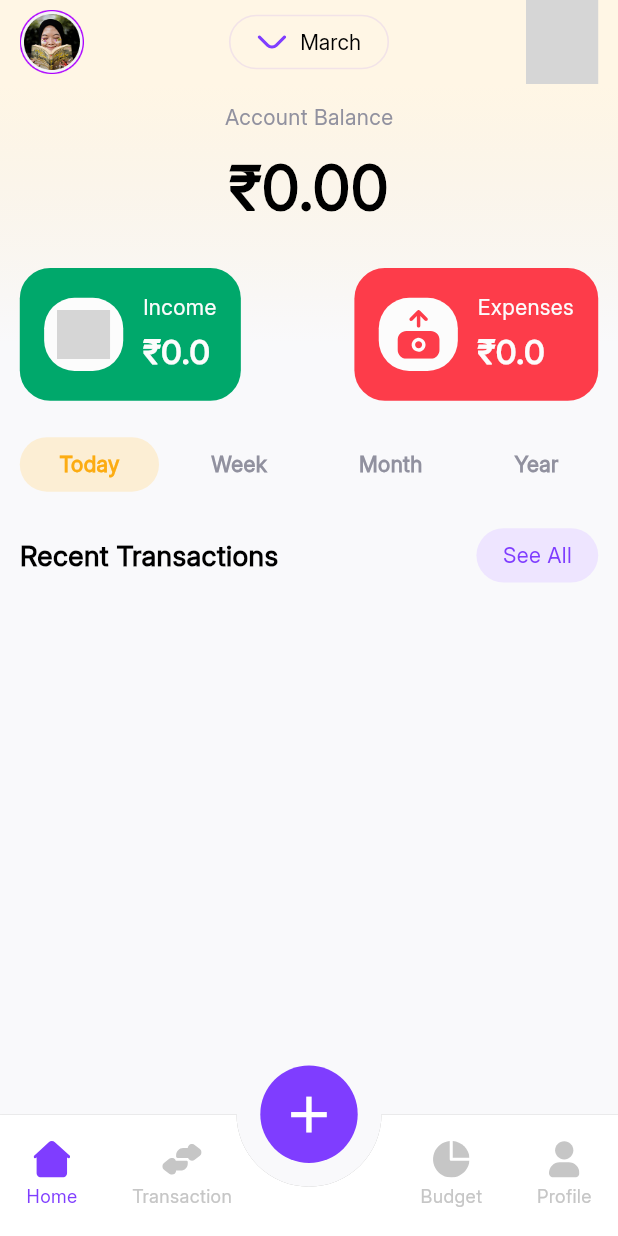
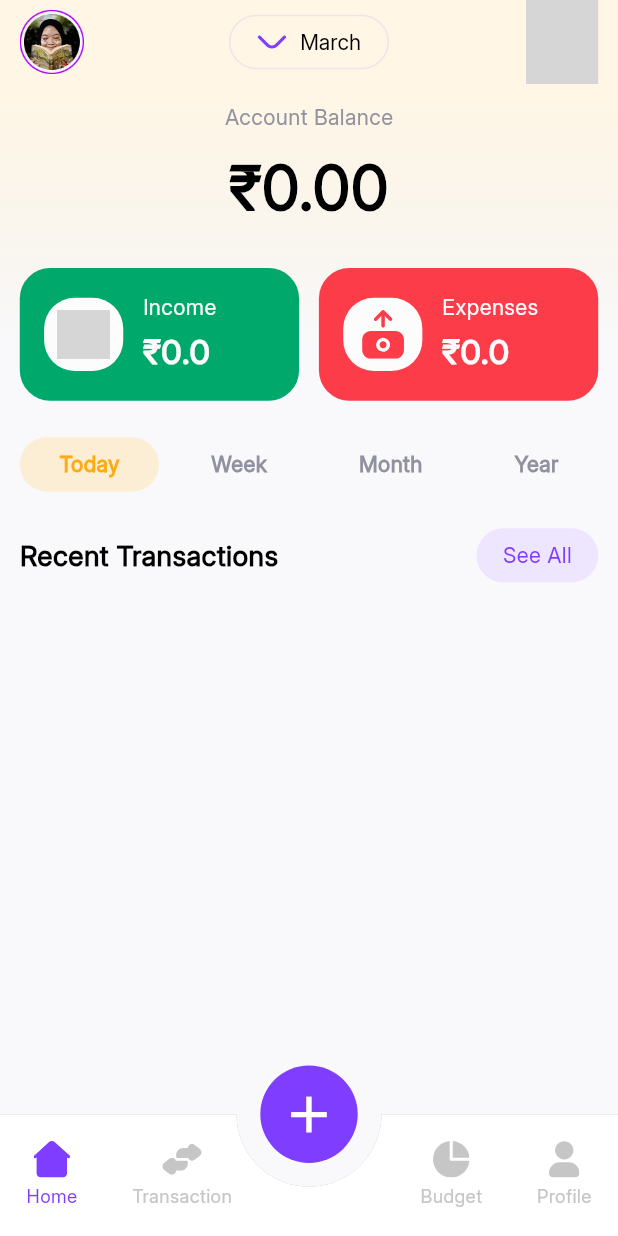
Before and after one commit to AnmolSaini28/CipherSchools-Flutter-Assignment, a Flutter app: the HomeScreen screen opened by its route, on a phone screen of 412 x 824 dp. Run offline on Flutter 3.47's test engine with Material 3 defaults, Android fonts, the light colour scheme and no system bars; our stand-ins replace firebase_auth, firebase_core, flutter_screenutil, flutter_svg, go_router, google_sign_in and 3 more; accounts and stored records are empty; network calls fail; grey boxes are pictures that could not be loaded.

Commit message:
Bugs Fixes

```diff
--- a/lib/authentication/signup_screen.dart
+++ b/lib/authentication/signup_screen.dart
@@ -40,7 +40,7 @@ class _SignUpScreenState extends State<SignUpScreen> {
         ScaffoldMessenger.of(context).showSnackBar(
           const SnackBar(content: Text('Sign up successful!')),
         );
-        context.go(AppRouter.homeRoute);
+        context.go(AppRouter.onboardingRoute);
       } on FirebaseAuthException catch (e) {
         ScaffoldMessenger.of(context).showSnackBar(
           SnackBar(content: Text(e.message ?? 'Sign up failed')),
@@ -68,7 +68,7 @@ class _SignUpScreenState extends State<SignUpScreen> {
           content: Text('Signed in with Google!'),
         ),
       );
-      context.go(AppRouter.homeRoute);
+      context.go(AppRouter.onboardingRoute);
     } catch (e) {
       ScaffoldMessenger.of(context).showSnackBar(
         const SnackBar(content: Text('Google sign-in failed')),
@@ -83,7 +83,7 @@ class _SignUpScreenState extends State<SignUpScreen> {
         leading: Padding(
           padding: EdgeInsets.only(left: 16.w),
           child: InkWell(
-            onTap: () => context.pop(AppRouter.onboardingRoute),
+            onTap: () {},
             child: SvgPicture.asset(
               "assets/images/arrow_left.svg",
               width: 2.w,
--- a/lib/custom_widgets/income_expense_card.dart
+++ b/lib/custom_widgets/income_expense_card.dart
@@ -49,7 +49,8 @@ class IncomeExpenseCard extends StatelessWidget {
               ),
             ),
             SizedBox(width: 12.w),
-            Column(
+            Expanded(
+              child: Column(
                 crossAxisAlignment: CrossAxisAlignment.start,
                 children: [
                   Text(
@@ -68,8 +69,11 @@ class IncomeExpenseCard extends StatelessWidget {
                       fontWeight: FontWeight.w600,
                       fontSize: 22.sp,
                     ),
+                    maxLines: 1,
+                    overflow: TextOverflow.ellipsis,
                   ),
                 ],
+              ),
             ),
           ],
         ),
--- a/lib/custom_widgets/transaction_card.dart
+++ b/lib/custom_widgets/transaction_card.dart
@@ -100,6 +100,7 @@ class TransactionCard extends StatelessWidget {
                     fontSize: 16.sp,
                     fontWeight: FontWeight.w600,
                   ),
+                  overflow: TextOverflow.ellipsis,
                 ),
                 SizedBox(height: 4.h),
                 Text(
--- a/lib/navigation/app_navigation.dart
+++ b/lib/navigation/app_navigation.dart
@@ -1,4 +1,5 @@
 import 'package:cipherschool_assignment/authentication/signup_screen.dart';
+import 'package:cipherschool_assignment/custom_widgets/income_expense_dialog.dart';
 import 'package:cipherschool_assignment/onboarding/onboarding_screen.dart';
 import 'package:cipherschool_assignment/onboarding/splash_screen.dart';
 import 'package:cipherschool_assignment/view/acccount/account_screen.dart';
@@ -15,6 +16,7 @@ class AppRouter {
   static const String expenseRoute = '/expense';
   static const String incomeRoute = '/income';
   static const String profileRoute = '/profile';
+  static const String dialogRoute = '/dialog';
 
   static final GoRouter router = GoRouter(
     initialLocation: splashRoute,
@@ -47,6 +49,10 @@ class AppRouter {
         path: profileRoute,
         builder: (context, state) => const ProfileScreen(),
       ),
+      GoRoute(
+        path: dialogRoute,
+        builder: (context, state) => const IncomeExpenseDialog(),
+      ),
     ],
   );
 }
--- a/lib/view/expense/expense_screen.dart
+++ b/lib/view/expense/expense_screen.dart
@@ -62,6 +62,7 @@ class _ExpenseScreenState extends State<ExpenseScreen> {
 
     amountController.clear();
     descriptionController.clear();
+    context.go(AppRouter.homeRoute);
   }
 
   @override
--- a/lib/view/home/home_screen.dart
+++ b/lib/view/home/home_screen.dart
@@ -29,7 +29,7 @@ class _HomeScreenState extends State<HomeScreen> {
   final List<String> _routes = [
     '/home',
     '',
-    '/income',
+    '/dialog',
     '',
     '/profile',
   ];
@@ -229,6 +229,7 @@ class _HomeScreenState extends State<HomeScreen> {
                       fontWeight: FontWeight.w600,
                       color: Colors.black,
                     ),
+                    overflow: TextOverflow.ellipsis,
                   ),
                 ],
               ),
@@ -236,7 +237,8 @@ class _HomeScreenState extends State<HomeScreen> {
               Row(
                 mainAxisAlignment: MainAxisAlignment.spaceBetween,
                 children: [
-                  IncomeExpenseCard(
+                  Expanded(
+                    child: IncomeExpenseCard(
                       title: 'Income',
                       amount: '₹$totalIncome',
                       icon: 'assets/images/income.svg',
@@ -246,7 +248,10 @@ class _HomeScreenState extends State<HomeScreen> {
                         context.go(AppRouter.incomeRoute);
                       },
                     ),
-                  IncomeExpenseCard(
+                  ),
+                  SizedBox(width: 12.w),
+                  Expanded(
+                    child: IncomeExpenseCard(
                       title: 'Expenses',
                       amount: '₹$totalExpenses',
                       icon: 'assets/images/expense.svg',
@@ -255,6 +260,7 @@ class _HomeScreenState extends State<HomeScreen> {
                       onTap: () {
                         context.go(AppRouter.expenseRoute);
                       },
+                    ),
                   ),
                 ],
               ),
--- a/lib/view/income/income_screen.dart
+++ b/lib/view/income/income_screen.dart
@@ -63,6 +63,7 @@ class _IncomeScreenState extends State<IncomeScreen> {
 
     amountController.clear();
     descriptionController.clear();
+    context.go(AppRouter.homeRoute);
   }
 
   @override
```
Also changed, not shown: lib/custom_widgets/income_expense_dialog.dart (added, +112 -0 lines), lib/onboarding/onboarding_screen.dart (+2 -14 lines), lib/onboarding/splash_screen.dart (+14 -2 lines), lib/view/acccount/account_screen.dart (+15 -6 lines). Lines whose indentation alone changed are shown as unchanged.
